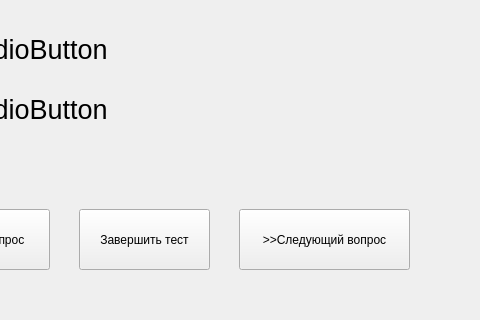
NeiroX/TestChecker, file UIs/QuestionsUI.ui: the form before one commit; both pictures show x 171 to 651 and y 271 to 591 of the 651 by 591 pixel window.
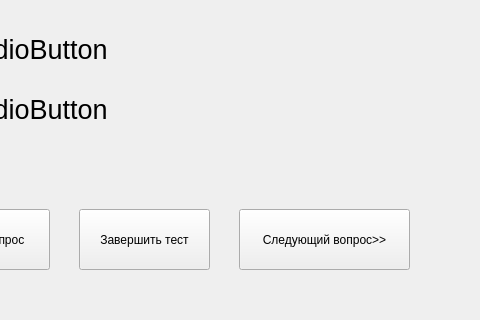
The form after the commit.

Commit message: -added scroling of questions -added random shuffling answers and questions -changed names in QuestionsUI.ui -fixed bags in loading .json file -added messages about errors

The edit to the form file:
```diff
--- a/UIs/QuestionsUI.ui
+++ b/UIs/QuestionsUI.ui
@@ -143,7 +143,7 @@
      </rect>
     </property>
     <property name="text">
-     <string>&gt;&gt;Следующий вопрос</string>
+     <string>Следующий вопрос&gt;&gt;</string>
     </property>
    </widget>
    <widget class="QPushButton" name="continueButton">
```
The commit also changes 5 other files.
